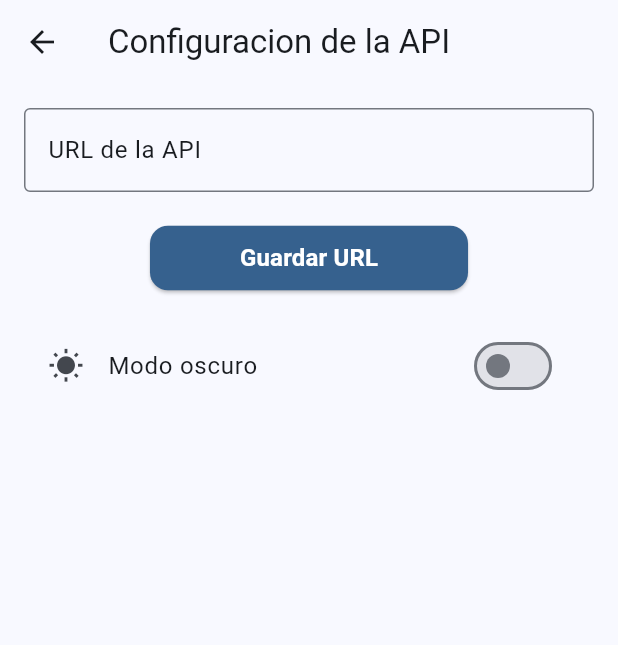
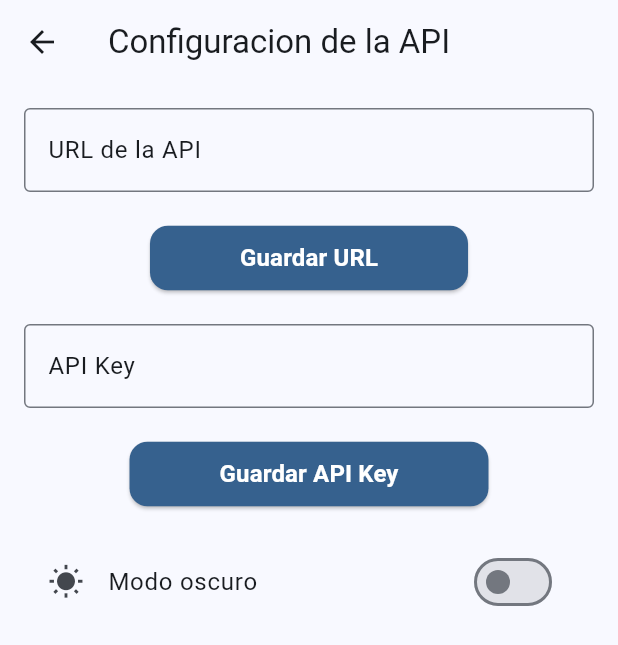
Before and after one commit to AxelMQ/app_deepSeek, a Flutter app: the screen it shows after launch, after a tap on the "settings" icon, on a phone screen of 412 x 824 dp. Shown: the top 645 px of the screen. Run offline on Flutter 3.47's test engine with Material 3 defaults, Android fonts, the phone set to English and light mode, and no system bars; our stand-ins replace dio, google_fonts, shared_preferences; network calls fail; Roboto replaces fonts that are missing (Dosis).

Commit message:
config_api_key

```diff
--- a/lib/screens/config_screen.dart
+++ b/lib/screens/config_screen.dart
@@ -15,18 +15,24 @@ class ConfigScreen extends StatefulWidget {
 
 class _ConfigScreenState extends State<ConfigScreen> {
   final _urlController = TextEditingController();
+  final _apiKeyController = TextEditingController();
 
   @override
   void initState() {
     super.initState();
-    _loadSaveUrl();
+    _loadSavedData();
   }
 
-  // Cargar la URL guardad
-  Future<void> _loadSaveUrl() async {
+  // Cargar la URL y la API Key guardadas
+  Future<void> _loadSavedData() async {
     final savedUrl = await ApiConfigService.getApiUrl();
+    final savedApiKey = await ApiConfigService.getApiKey();
+
     if (savedUrl != null) {
       _urlController.text = savedUrl;
+    }
+    if (savedApiKey != null) {
+      _apiKeyController.text = savedApiKey;
     }
   }
 
@@ -35,14 +41,34 @@ class _ConfigScreenState extends State<ConfigScreen> {
     final newUrl = _urlController.text;
     if (newUrl.isNotEmpty) {
       await ApiConfigService.saveApiUrl(newUrl);
-      ScaffoldMessenger.of(context).showSnackBar(const SnackBar(
-        content: Row(
-          children: [
-            Icon(Icons.check_box),
-            Text('URL actualizada correctamente'),
-          ],
+      ScaffoldMessenger.of(context).showSnackBar(
+        const SnackBar(
+          content: Row(
+            children: [
+              Icon(Icons.check_box),
+              Text('URL actualizada correctamente'),
+            ],
+          ),
         ),
-      ));
+      );
+    }
+  }
+
+  // Guardar la nueva API Key
+  Future<void> _saveApiKey() async {
+    final newApiKey = _apiKeyController.text;
+    if (newApiKey.isNotEmpty) {
+      await ApiConfigService.saveApiKey(newApiKey);
+      ScaffoldMessenger.of(context).showSnackBar(
+        const SnackBar(
+          content: Row(
+            children: [
+              Icon(Icons.check_box),
+              Text('API Key guardada correctamente'),
+            ],
+          ),
+        ),
+      );
     }
   }
 
@@ -73,6 +99,22 @@ class _ConfigScreenState extends State<ConfigScreen> {
               padding: const EdgeInsets.symmetric(vertical: 10, horizontal: 60),
             ),
             const SizedBox(height: 20),
+            // Campo para la API Key
+            CustomTextField(
+              controller: _apiKeyController,
+              labelText: 'API Key',
+              hintText: 'Ingresa tu API Key de OpenRouter',
+            ),
+            const SizedBox(height: 20),
+            CustomButton(
+              text: 'Guardar API Key',
+              onPressed: _saveApiKey,
+              backgroundColor: Theme.of(context).colorScheme.primary,
+              textColor: Theme.of(context).colorScheme.onPrimary,
+              borderRadius: 12.0,
+              padding: const EdgeInsets.symmetric(vertical: 10, horizontal: 60),
+            ),
+            const SizedBox(height: 20),
             // Botón para cambiar el tema
             const ThemeToggleButton(),
           ],
--- a/lib/screens/home_screen.dart
+++ b/lib/screens/home_screen.dart
@@ -22,19 +22,19 @@ class _HomeScreenState extends State<HomeScreen> {
   @override
   void initState() {
     super.initState();
-    _fetchData();
+    _checkApiConnection();
   }
 
-  Future<void> _fetchData() async {
+  Future<void> _checkApiConnection() async {
     try {
-      final data = await _apiService.checkServerConnection();
+      await _apiService.checkApiConnection();
       setState(() {
         _messages.add(
           Message(
-            text: '--> Conexión exitosa: $data',
+            text: 'Conexión exitosa con OpenRouter.',
             isUserMessage: false,
           ),
-        ); // Ejemplo de mensaje del sistema
+        );
       });
       _scrollToBottom();
     } catch (e) {
@@ -42,7 +42,7 @@ class _HomeScreenState extends State<HomeScreen> {
       setState(() {
         _messages.add(
           Message(
-            text: 'Error al conectar con el servidor: $e',
+            text: 'Error al conectar con OpenRouter: $e',
             isUserMessage: false,
           ),
         );
--- a/lib/services/api_config_service.dart
+++ b/lib/services/api_config_service.dart
@@ -2,6 +2,7 @@ import 'package:shared_preferences/shared_preferences.dart';
 
 class ApiConfigService {
   static const String _apiUrlKey = 'api_url';
+  static const String _apiKeyKey = 'api_key';
 
   // Guardar la URL de la API
   static Future<void> saveApiUrl(String url) async{
@@ -14,4 +15,16 @@ class ApiConfigService {
     final prefs = await SharedPreferences.getInstance();
     return prefs.getString(_apiUrlKey);
   }
+
+   // Guardar la API Key
+  static Future<void> saveApiKey(String apiKey) async {
+    final prefs = await SharedPreferences.getInstance();
+    await prefs.setString(_apiKeyKey, apiKey);
+  }
+
+  // Obtener la API Key
+  static Future<String?> getApiKey() async {
+    final prefs = await SharedPreferences.getInstance();
+    return prefs.getString(_apiKeyKey);
+  }
 }
--- a/lib/services/api_service.dart
+++ b/lib/services/api_service.dart
@@ -4,23 +4,41 @@ import 'package:dio/dio.dart';
 class ApiService {
   late Dio _dio;
 
-  ApiService() {
+   ApiService() {
     _dio = Dio();
-    // Interceptor para usar la URL guardada
-    _dio.interceptors
-        .add(InterceptorsWrapper(onRequest: (options, handler) async {
-      final baseUrl = await ApiConfigService.getApiUrl();
-      options.baseUrl = baseUrl ?? 'http://192.168.100.2:8000';
-      return handler.next(options);
-    }));
+    _dio.interceptors.add(InterceptorsWrapper(
+      onRequest: (options, handler) async {
+        final baseUrl = await ApiConfigService.getApiUrl();
+        final apiKey = await ApiConfigService.getApiKey();
+
+         if (baseUrl != null) {
+          options.baseUrl = baseUrl;
+        }
+        if (apiKey != null) {
+          options.headers['Authorization'] = 'Bearer $apiKey';
+        }
+        return handler.next(options);
+      },
+    ));
   }
 
-  Future<dynamic> checkServerConnection() async {
+  // Método para verificar la conexión con la API
+  Future<dynamic> checkApiConnection() async {
     try {
-      final response = await _dio.get('/health');
-      return response.data;
+      // Envía una solicitud simple para verificar la conexión
+      final response = await _dio.post(
+        '/chat/completions',
+        data: {
+          'model': 'deepseek/deepseek-r1:free',
+          'messages': [
+            {'role': 'system', 'content': 'You are a helpful assistant'},
+            {'role': 'user', 'content': 'Hola'},
+          ],
+        },
+      );
+      return response.data; // Devuelve la respuesta para verificar la conexión
     } catch (e) {
-      throw Exception('Failed to load data: $e');
+      throw Exception('Failed to connect to API: $e');
     }
   }
 
@@ -28,10 +46,20 @@ class ApiService {
   Future<dynamic> sendQuestion(String question) async {
     try {
       final response = await _dio.post(
-        '/preguntar',
-        data: {'text': question},
+        '/chat/completions',
+        data: {
+          'model': 'deepseek/deepseek-r1:free',
+          'messages': [
+            {'role': 'system', 'content': 'You are a helpful assistant'},
+            {'role': 'user', 'content': question},
+          ],
+        },
       );
-      return response.data;
+      return {
+        'respuesta': response.data['choices'][0]['message']['content'],
+        'model': response.data['model'],
+        'tokens_utilizados': response.data['usage']['total_tokens'],
+      };
     } catch (e) {
       throw Exception('Failed to send question: $e');
     }
```
Also changed, not shown: 4 other files.
